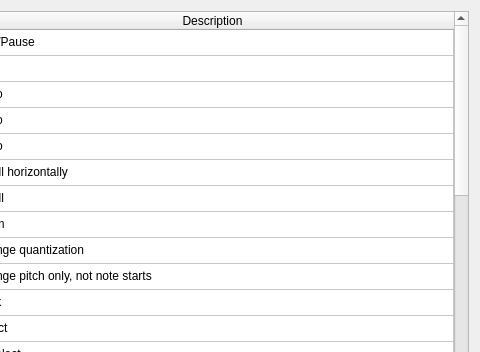
Old version of the form src/editor/ShortcutsDialog.ui in the repository yuxshao/ptcollab; both pictures show x 88 to 568 and y 0 to 352 of the 568 by 433 pixel window.
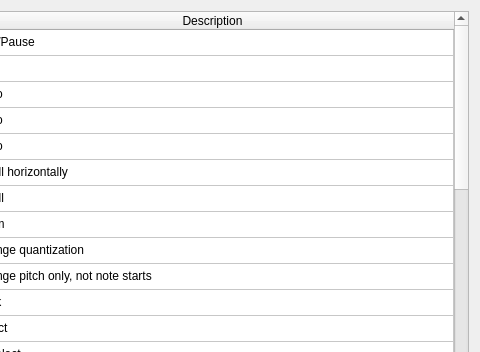
New version of the form.

Commit message: copy options dialog

```diff
--- a/src/editor/ShortcutsDialog.ui
+++ b/src/editor/ShortcutsDialog.ui
@@ -175,6 +175,11 @@
        <string>New Row</string>
       </property>
      </row>
+     <row>
+      <property name="text">
+       <string>New Row</string>
+      </property>
+     </row>
      <column>
       <property name="text">
        <string>Shortcut</string>
@@ -455,6 +460,16 @@
        <string>Quantize selection (useful for MIDI)</string>
       </property>
      </item>
+     <item row="27" column="0">
+      <property name="text">
+       <string>Ctrl+Shift+C</string>
+      </property>
+     </item>
+     <item row="27" column="1">
+      <property name="text">
+       <string>Toggle copy options dialog</string>
+      </property>
+     </item>
     </widget>
    </item>
    <item>
```
The commit also changes 11 other files.
